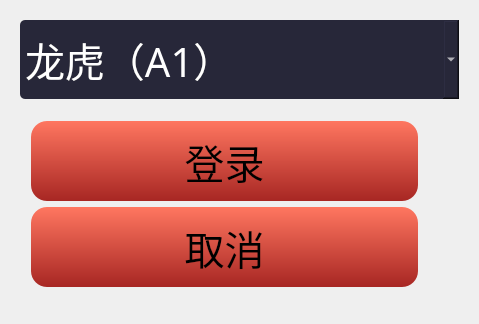
First picture: the form in DragonTiger/login.ui, repository QPKJEDL/deskgame, before the edit.
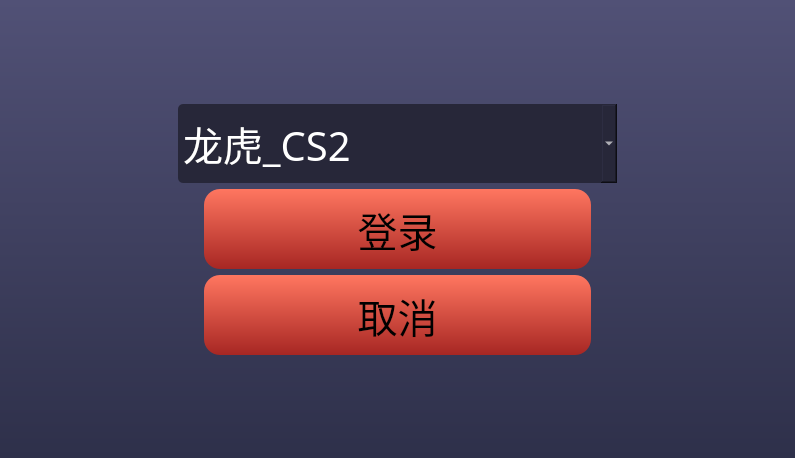
Second picture: the form after the edit.

```diff
--- a/DragonTiger/login.ui
+++ b/DragonTiger/login.ui
@@ -6,115 +6,221 @@
    <rect>
     <x>0</x>
     <y>0</y>
-    <width>479</width>
-    <height>324</height>
+    <width>795</width>
+    <height>458</height>
    </rect>
   </property>
   <property name="windowTitle">
    <string>Form</string>
   </property>
-  <widget class="QPushButton" name="pu_cancel">
-   <property name="geometry">
-    <rect>
-     <x>31</x>
-     <y>207</y>
-     <width>387</width>
-     <height>80</height>
-    </rect>
-   </property>
-   <property name="minimumSize">
-    <size>
-     <width>387</width>
-     <height>80</height>
-    </size>
-   </property>
-   <property name="font">
-    <font>
-     <family>微软雅黑</family>
-     <pointsize>30</pointsize>
-    </font>
-   </property>
-   <property name="styleSheet">
-    <string notr="true">QPushButton{background-color:qlineargradient(spread:pad, x1:1, y1:1, x2:1, y2:0, stop:0 rgba(167, 38, 35, 255), stop:1 rgba(255, 118, 96, 255));
-box-shadow:0px 2px 9px 0px rgba(0, 0, 0, 0.77);
-border-radius:16px;}
-QPushButton::pressed{
-background-color: qlineargradient(spread:pad, x1:1, y1:1, x2:1, y2:0, stop:0 rgba(255, 118, 96, 255), stop:1 rgba(167, 38, 35, 255));
-box-shadow:0px 2px 9px 0px rgba(0, 0, 0, 0.77);
-border-radius:16px;
-}</string>
-   </property>
-   <property name="text">
-    <string>取消</string>
-   </property>
-  </widget>
-  <widget class="QPushButton" name="pu_enter">
-   <property name="geometry">
-    <rect>
-     <x>31</x>
-     <y>121</y>
-     <width>387</width>
-     <height>80</height>
-    </rect>
-   </property>
-   <property name="minimumSize">
-    <size>
-     <width>387</width>
-     <height>80</height>
-    </size>
-   </property>
-   <property name="font">
-    <font>
-     <family>微软雅黑</family>
-     <pointsize>30</pointsize>
-    </font>
-   </property>
-   <property name="styleSheet">
-    <string notr="true">QPushButton{background-color:qlineargradient(spread:pad, x1:1, y1:1, x2:1, y2:0, stop:0 rgba(167, 38, 35, 255), stop:1 rgba(255, 118, 96, 255));
-box-shadow:0px 2px 9px 0px rgba(0, 0, 0, 0.77);
-border-radius:16px;}
-QPushButton::pressed{
-background-color: qlineargradient(spread:pad, x1:1, y1:1, x2:1, y2:0, stop:0 rgba(255, 118, 96, 255), stop:1 rgba(167, 38, 35, 255));
-box-shadow:0px 2px 9px 0px rgba(0, 0, 0, 0.77);
-border-radius:16px;
-}</string>
-   </property>
-   <property name="text">
-    <string>登录</string>
-   </property>
-  </widget>
-  <widget class="QComboBox" name="comboBox">
-   <property name="geometry">
-    <rect>
-     <x>20</x>
-     <y>20</y>
-     <width>439</width>
-     <height>79</height>
-    </rect>
-   </property>
-   <property name="minimumSize">
-    <size>
-     <width>439</width>
-     <height>79</height>
-    </size>
-   </property>
-   <property name="font">
-    <font>
-     <family>微软雅黑</family>
-     <pointsize>30</pointsize>
-    </font>
-   </property>
-   <property name="styleSheet">
-    <string notr="true">background:rgba(39,39,57,1);
+  <property name="styleSheet">
+   <string notr="true">background-color: qlineargradient(spread:pad, x1:0, y1:0, x2:0, y2:1, stop:0 rgba(81, 81, 118, 255), stop:1 rgba(46, 48, 74, 255));</string>
+  </property>
+  <layout class="QVBoxLayout" name="verticalLayout">
+   <item>
+    <spacer name="verticalSpacer">
+     <property name="orientation">
+      <enum>Qt::Vertical</enum>
+     </property>
+     <property name="sizeHint" stdset="0">
+      <size>
+       <width>20</width>
+       <height>83</height>
+      </size>
+     </property>
+    </spacer>
+   </item>
+   <item>
+    <layout class="QHBoxLayout" name="horizontalLayout_3">
+     <item>
+      <spacer name="horizontalSpacer_5">
+       <property name="orientation">
+        <enum>Qt::Horizontal</enum>
+       </property>
+       <property name="sizeHint" stdset="0">
+        <size>
+         <width>40</width>
+         <height>20</height>
+        </size>
+       </property>
+      </spacer>
+     </item>
+     <item>
+      <widget class="QComboBox" name="comboBox">
+       <property name="minimumSize">
+        <size>
+         <width>439</width>
+         <height>79</height>
+        </size>
+       </property>
+       <property name="font">
+        <font>
+         <family>微软雅黑</family>
+         <pointsize>30</pointsize>
+        </font>
+       </property>
+       <property name="styleSheet">
+        <string notr="true">background:rgba(39,39,57,1);
 border-radius:5px;
 color: rgb(255, 255, 255);</string>
-   </property>
+       </property>
+       <item>
+        <property name="text">
+         <string>龙虎_CS2</string>
+        </property>
+       </item>
+      </widget>
+     </item>
+     <item>
+      <spacer name="horizontalSpacer_6">
+       <property name="orientation">
+        <enum>Qt::Horizontal</enum>
+       </property>
+       <property name="sizeHint" stdset="0">
+        <size>
+         <width>40</width>
+         <height>20</height>
+        </size>
+       </property>
+      </spacer>
+     </item>
+    </layout>
+   </item>
    <item>
-    <property name="text">
-     <string>龙虎（A1）</string>
-    </property>
+    <layout class="QHBoxLayout" name="horizontalLayout">
+     <item>
+      <spacer name="horizontalSpacer">
+       <property name="orientation">
+        <enum>Qt::Horizontal</enum>
+       </property>
+       <property name="sizeHint" stdset="0">
+        <size>
+         <width>40</width>
+         <height>20</height>
+        </size>
+       </property>
+      </spacer>
+     </item>
+     <item>
+      <widget class="QPushButton" name="pu_enter">
+       <property name="minimumSize">
+        <size>
+         <width>387</width>
+         <height>80</height>
+        </size>
+       </property>
+       <property name="font">
+        <font>
+         <family>微软雅黑</family>
+         <pointsize>30</pointsize>
+        </font>
+       </property>
+       <property name="styleSheet">
+        <string notr="true">QPushButton{background-color:qlineargradient(spread:pad, x1:1, y1:1, x2:1, y2:0, stop:0 rgba(167, 38, 35, 255), stop:1 rgba(255, 118, 96, 255));
+box-shadow:0px 2px 9px 0px rgba(0, 0, 0, 0.77);
+border-radius:16px;}
+QPushButton::pressed{
+background-color: qlineargradient(spread:pad, x1:1, y1:1, x2:1, y2:0, stop:0 rgba(255, 118, 96, 255), stop:1 rgba(167, 38, 35, 255));
+box-shadow:0px 2px 9px 0px rgba(0, 0, 0, 0.77);
+border-radius:16px;
+}</string>
+       </property>
+       <property name="text">
+        <string>登录</string>
+       </property>
+       <property name="shortcut">
+        <string>Enter</string>
+       </property>
+      </widget>
+     </item>
+     <item>
+      <spacer name="horizontalSpacer_2">
+       <property name="orientation">
+        <enum>Qt::Horizontal</enum>
+       </property>
+       <property name="sizeHint" stdset="0">
+        <size>
+         <width>40</width>
+         <height>20</height>
+        </size>
+       </property>
+      </spacer>
+     </item>
+    </layout>
    </item>
-  </widget>
+   <item>
+    <layout class="QHBoxLayout" name="horizontalLayout_2">
+     <item>
+      <spacer name="horizontalSpacer_3">
+       <property name="orientation">
+        <enum>Qt::Horizontal</enum>
+       </property>
+       <property name="sizeHint" stdset="0">
+        <size>
+         <width>40</width>
+         <height>20</height>
+        </size>
+       </property>
+      </spacer>
+     </item>
+     <item>
+      <widget class="QPushButton" name="pu_cancel">
+       <property name="minimumSize">
+        <size>
+         <width>387</width>
+         <height>80</height>
+        </size>
+       </property>
+       <property name="font">
+        <font>
+         <family>微软雅黑</family>
+         <pointsize>30</pointsize>
+        </font>
+       </property>
+       <property name="styleSheet">
+        <string notr="true">QPushButton{background-color:qlineargradient(spread:pad, x1:1, y1:1, x2:1, y2:0, stop:0 rgba(167, 38, 35, 255), stop:1 rgba(255, 118, 96, 255));
+box-shadow:0px 2px 9px 0px rgba(0, 0, 0, 0.77);
+border-radius:16px;}
+QPushButton::pressed{
+background-color: qlineargradient(spread:pad, x1:1, y1:1, x2:1, y2:0, stop:0 rgba(255, 118, 96, 255), stop:1 rgba(167, 38, 35, 255));
+box-shadow:0px 2px 9px 0px rgba(0, 0, 0, 0.77);
+border-radius:16px;
+}</string>
+       </property>
+       <property name="text">
+        <string>取消</string>
+       </property>
+      </widget>
+     </item>
+     <item>
+      <spacer name="horizontalSpacer_4">
+       <property name="orientation">
+        <enum>Qt::Horizontal</enum>
+       </property>
+       <property name="sizeHint" stdset="0">
+        <size>
+         <width>40</width>
+         <height>20</height>
+        </size>
+       </property>
+      </spacer>
+     </item>
+    </layout>
+   </item>
+   <item>
+    <spacer name="verticalSpacer_2">
+     <property name="orientation">
+      <enum>Qt::Vertical</enum>
+     </property>
+     <property name="sizeHint" stdset="0">
+      <size>
+       <width>20</width>
+       <height>82</height>
+      </size>
+     </property>
+    </spacer>
+   </item>
+  </layout>
  </widget>
  <resources/>
  <connections/>
```
